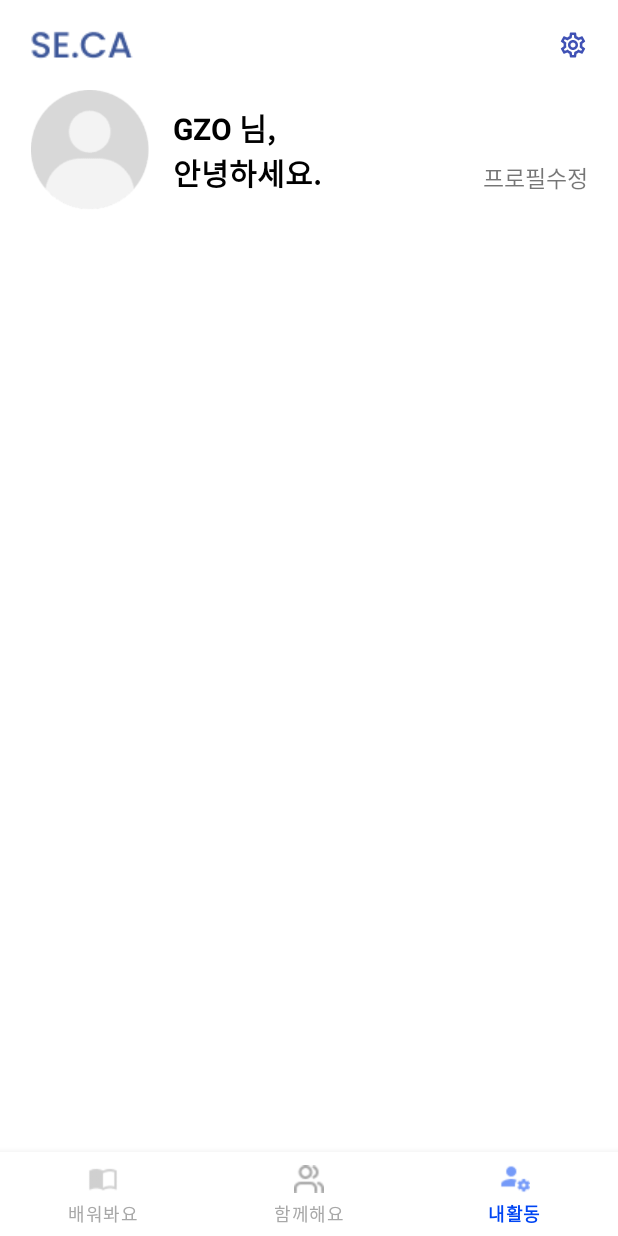
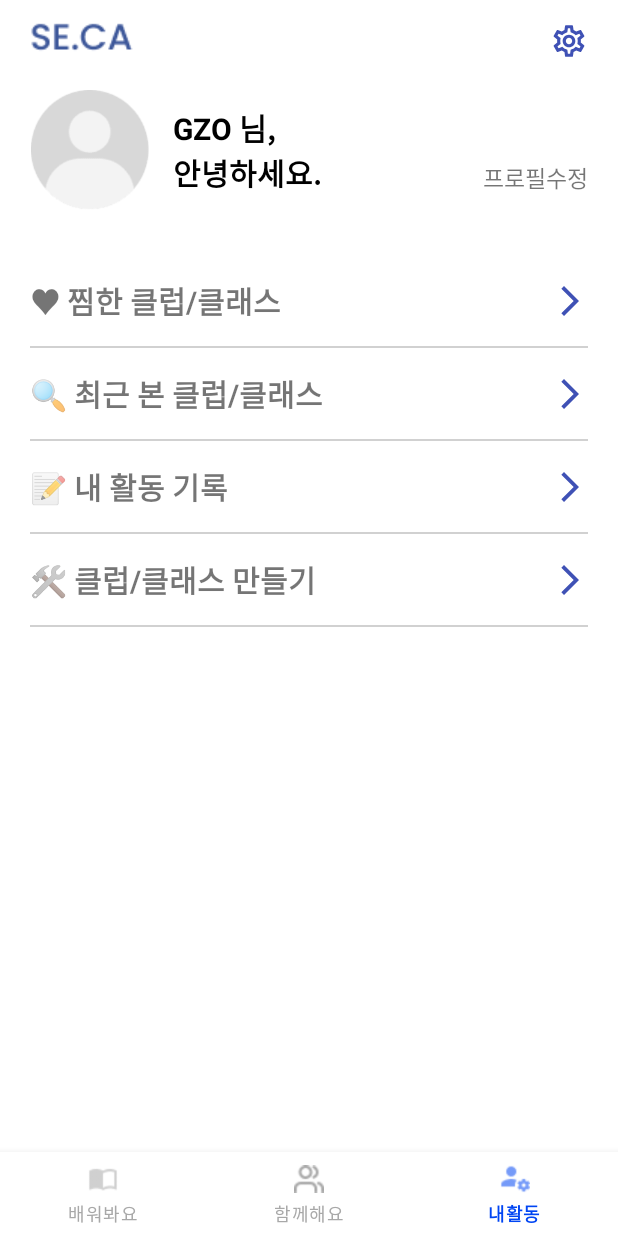
Before and after one commit to KisungHong/seniorcafe, an Android app: the screen it shows after launch (MainActivity), item 3 of the bottom bar chosen, on a phone screen of 412 x 824 dp. Run offline under Robolectric (Android 15) with nearby library versions, the phone set to English and light mode, and no system bars.

Commit message:
11. MenuFragment RV Adapter(+ViewHolder)

```diff
--- /dev/null
+++ b/app/src/main/java/com/example/seniorcafe/Menu.kt
@@ -0,0 +1,5 @@
+package com.example.seniorcafe
+
+data class Menu(
+    var menuTitle : String? = "",
+)
--- a/app/src/main/java/com/example/seniorcafe/MenuFragment.kt
+++ b/app/src/main/java/com/example/seniorcafe/MenuFragment.kt
@@ -5,12 +5,14 @@ import androidx.fragment.app.Fragment
 import android.view.LayoutInflater
 import android.view.View
 import android.view.ViewGroup
+import androidx.recyclerview.widget.LinearLayoutManager
 import com.example.seniorcafe.databinding.FragmentClubBinding
 import com.example.seniorcafe.databinding.FragmentMenuBinding
 
 class MenuFragment : Fragment() {
 
     lateinit var binding : FragmentMenuBinding
+    private var menuData = ArrayList<Menu>()
 
     override fun onCreateView(
         inflater: LayoutInflater,
@@ -18,6 +20,20 @@ class MenuFragment : Fragment() {
         savedInstanceState: Bundle?
     ): View? {
         binding = FragmentMenuBinding.inflate(inflater,container,false)
+
+        // TODO button clickListener (fragment replace)
+
+        menuData.apply {
+            add(Menu("♥ 찜한 클럽️/클래스"))
+            add(Menu("\uD83D\uDD0D️ 최근 본 클럽/클래스"))
+            add(Menu("\uD83D\uDCDD 내 활동 기록"))
+            add(Menu("\uD83D\uDEE0️ 클럽/클래스 만들기"))
+        }
+
+        val menuRVAdapter = MenuRVAdapter(menuData)
+        binding.menuListRv.adapter = menuRVAdapter
+        binding.menuListRv.layoutManager = LinearLayoutManager(context, LinearLayoutManager.VERTICAL,false)
+
         return binding.root
     }
 
--- /dev/null
+++ b/app/src/main/java/com/example/seniorcafe/MenuRVAdapter.kt
@@ -0,0 +1,29 @@
+package com.example.seniorcafe
+
+import android.view.LayoutInflater
+import android.view.ViewGroup
+import androidx.recyclerview.widget.RecyclerView
+import com.example.seniorcafe.databinding.ItemMenuListBinding
+
+class MenuRVAdapter(private val menuList: ArrayList<Menu>) :
+    RecyclerView.Adapter<MenuRVAdapter.ViewHolder>() {
+    inner class ViewHolder(val binding: ItemMenuListBinding) :
+        RecyclerView.ViewHolder(binding.root) {
+        fun bind(menu: Menu) {
+            binding.itemMenuTv.text = menu.menuTitle
+        }
+    }
+
+    override fun onCreateViewHolder(viewGroup: ViewGroup, viewType: Int): ViewHolder {
+        val binding: ItemMenuListBinding =
+            ItemMenuListBinding.inflate(LayoutInflater.from(viewGroup.context), viewGroup, false)
+        return ViewHolder(binding)
+    }
+
+    override fun getItemCount(): Int = menuList.size
+
+    override fun onBindViewHolder(holder: ViewHolder, position: Int) {
+        holder.bind(menuList[position])
+        holder.itemView.setOnClickListener {  }
+    }
+}
--- a/app/src/main/res/layout/fragment_menu.xml
+++ b/app/src/main/res/layout/fragment_menu.xml
@@ -7,6 +7,7 @@
     tools:context=".MenuFragment">
 
     <ImageView
+        android:id="@+id/logo"
         android:layout_width="wrap_content"
         android:layout_height="20dp"
         android:layout_marginStart="20dp"
@@ -17,14 +18,15 @@
 
     <ImageView
         android:id="@+id/ic_settings"
-        android:layout_width="20dp"
-        android:layout_height="20dp"
+        android:layout_width="25dp"
+        android:layout_height="25dp"
         android:layout_marginTop="20dp"
         android:layout_marginEnd="20dp"
         android:layout_marginRight="20dp"
         android:src="@drawable/ic_settings"
         app:layout_constraintEnd_toEndOf="parent"
-        app:layout_constraintTop_toTopOf="parent" />
+        app:layout_constraintTop_toTopOf="parent"
+        app:layout_constraintBottom_toBottomOf="@id/logo"/>
 
     <ImageView
         android:id="@+id/user_img_iv"
@@ -50,6 +52,7 @@
         android:layout_marginStart="15dp"/>
 
     <TextView
+        android:id="@+id/user_profile_edit_tv"
         android:layout_width="wrap_content"
         android:layout_height="wrap_content"
         android:text="프로필수정"
@@ -58,12 +61,12 @@
         app:layout_constraintBottom_toBottomOf="@id/hello_user_tv"/>
 
     <androidx.recyclerview.widget.RecyclerView
+        android:id="@+id/menu_list_rv"
         android:layout_width="match_parent"
         android:layout_height="0dp"
         app:layout_constraintStart_toStartOf="@id/user_img_iv"
         app:layout_constraintTop_toBottomOf="@id/user_img_iv"
         android:layout_marginTop="30dp"
-        android:layout_marginStart="20dp"
         tools:listitem="@layout/item_menu_list"
         />
 
--- a/app/src/main/res/layout/item_menu_list.xml
+++ b/app/src/main/res/layout/item_menu_list.xml
@@ -11,6 +11,7 @@
         android:text="♥ 찜한 클럽️/클래스"
         android:textSize="20sp"
         android:layout_marginStart="20dp"
+        android:textStyle="bold"
         android:layout_marginEnd="20dp"
         app:layout_constraintStart_toStartOf="parent"
         app:layout_constraintTop_toTopOf="parent"
--- a/build.gradle
+++ b/build.gradle
@@ -2,5 +2,5 @@
 plugins {
     id 'com.android.application' version '7.4.0' apply false
     id 'com.android.library' version '7.4.0' apply false
-    id 'org.jetbrains.kotlin.android' version '1.7.21' apply false
+    id 'org.jetbrains.kotlin.android' version '1.8.20-RC' apply false
 }
```
